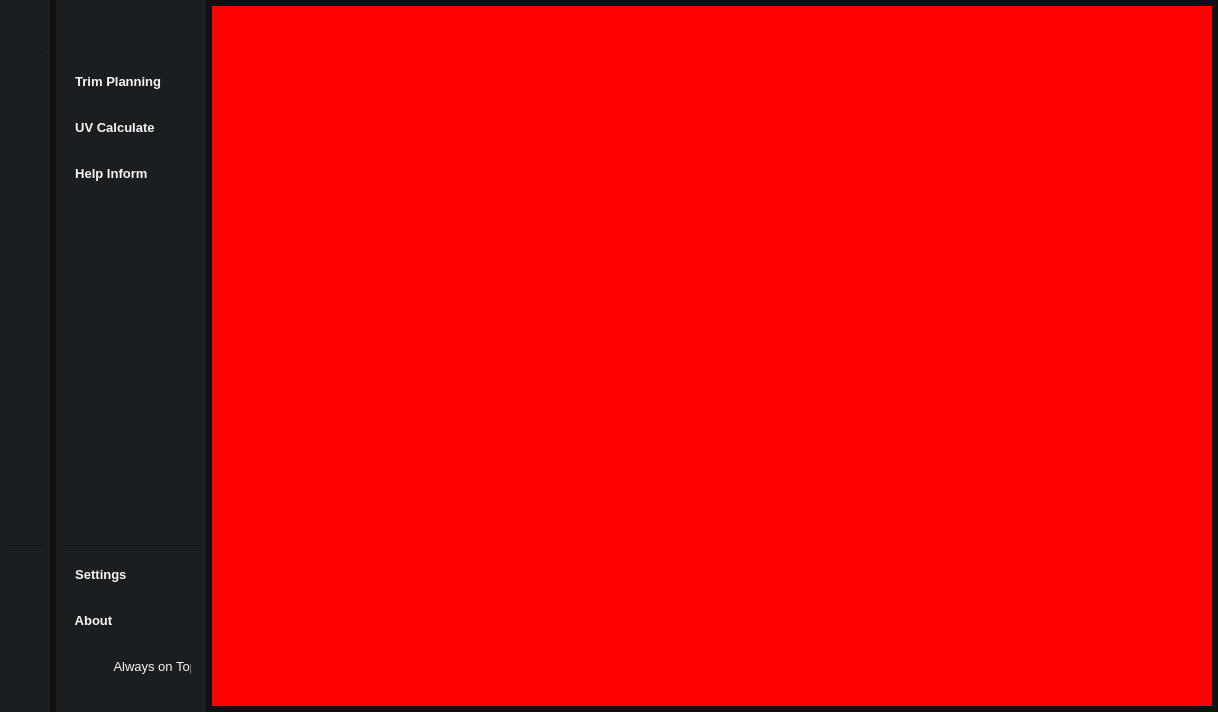
The window that TrimSheet_ToolsV2/Views/WinMain.ui (JoaoFAbrahan/TrimSheet_ToolsV2) describes before a commit, drawn with Qt 5.
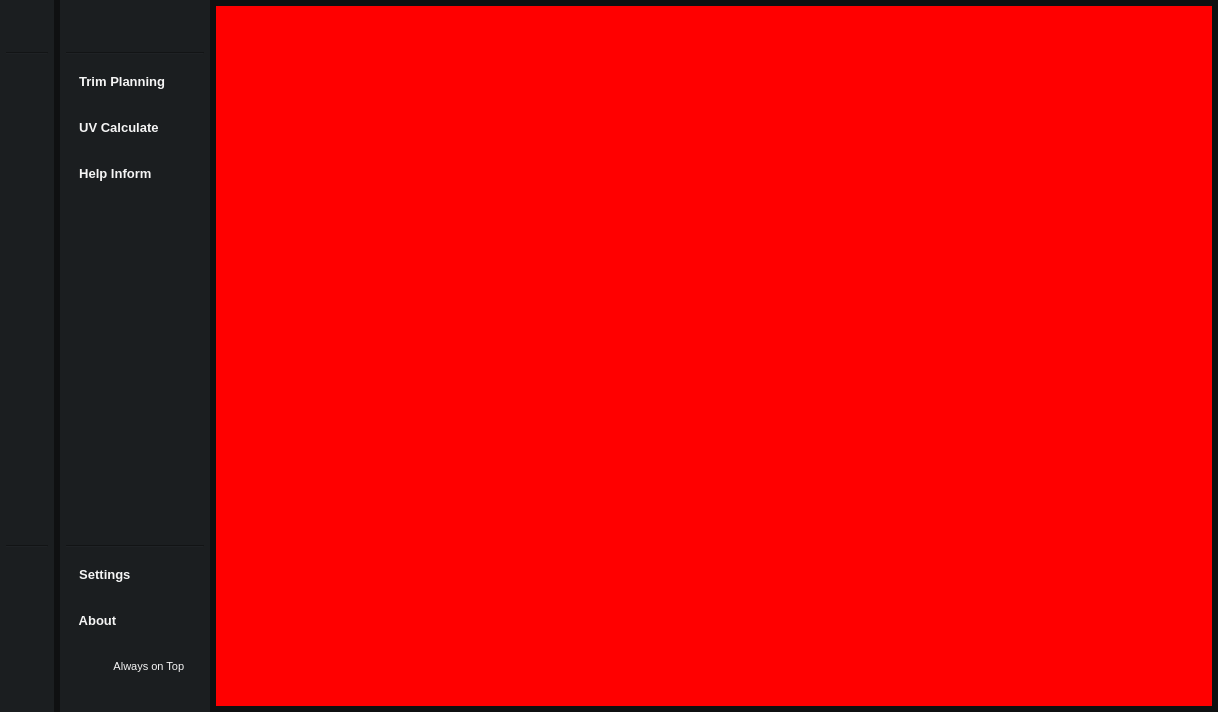
The same window after the commit. Icons and pictures are not drawn. Custom widgets are drawn as their Qt base class.

What changed in the file:
```diff
--- a/TrimSheet_ToolsV2/Views/WinMain.ui
+++ b/TrimSheet_ToolsV2/Views/WinMain.ui
@@ -46,13 +46,13 @@
       </property>
       <property name="minimumSize">
        <size>
-        <width>50</width>
+        <width>54</width>
         <height>0</height>
        </size>
       </property>
       <property name="maximumSize">
        <size>
-        <width>50</width>
+        <width>54</width>
         <height>16777215</height>
        </size>
       </property>
@@ -378,17 +378,20 @@
           </size>
          </property>
          <layout class="QHBoxLayout" name="horizontalLayout_4">
+          <property name="leftMargin">
+           <number>6</number>
+          </property>
           <item>
            <widget class="ToggleSwitch" name="alwaysOnTop_DockChk" native="true">
             <property name="minimumSize">
              <size>
-              <width>25</width>
+              <width>30</width>
               <height>20</height>
              </size>
             </property>
             <property name="maximumSize">
              <size>
-              <width>25</width>
+              <width>30</width>
               <height>20</height>
              </size>
             </property>
@@ -791,6 +794,9 @@
           </size>
          </property>
          <layout class="QHBoxLayout" name="horizontalLayout_3">
+          <property name="leftMargin">
+           <number>6</number>
+          </property>
           <item>
            <widget class="ToggleSwitch" name="alwaysOnTop_Chk" native="true">
             <property name="minimumSize">
@@ -810,10 +816,13 @@
           <item>
            <widget class="QLabel" name="alwaysOnTop_Label">
             <property name="styleSheet">
-             <string notr="true">color: #f5f5f5; 
-font-family: 'MollenNarrow_Regular';
-font-size: 10pt;
-text-align: left;</string>
+             <string notr="true">QLabel {
+    /* Font Button */
+    color: #f5f5f5;
+    font-family: 'MollenNarrow_Regular';
+    font-size: 8pt;
+    text-align: left;
+}</string>
             </property>
             <property name="text">
              <string>  Always on Top</string>
```
Left out of the diff: 24 changed lines with no effect on the pictures.
